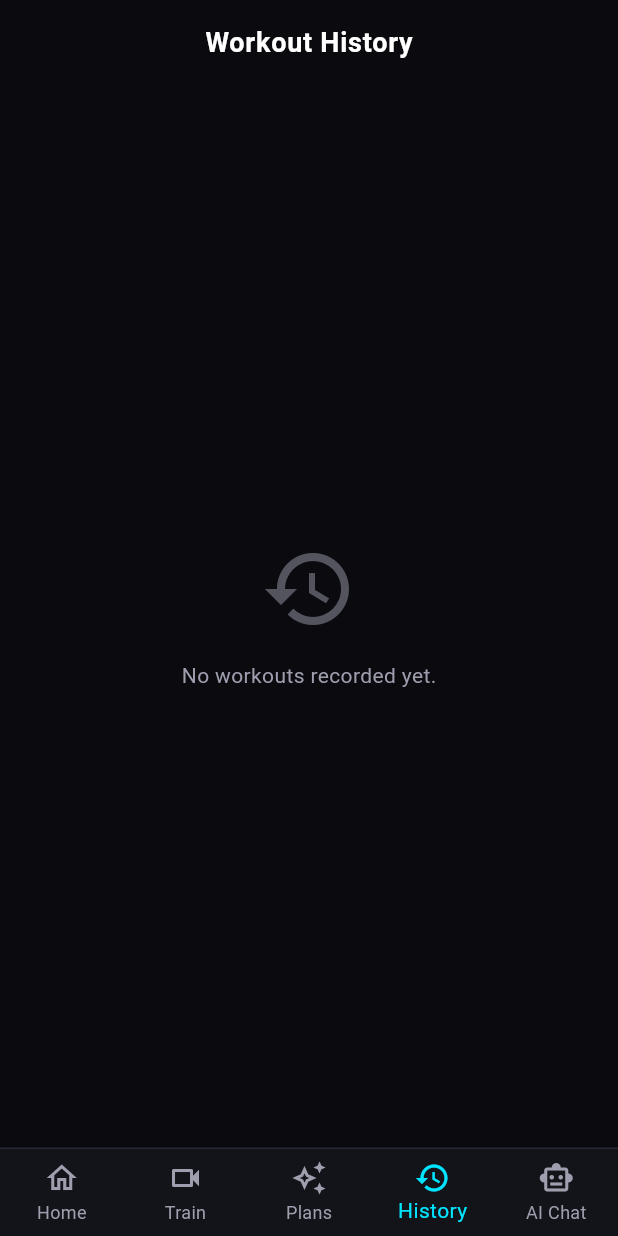
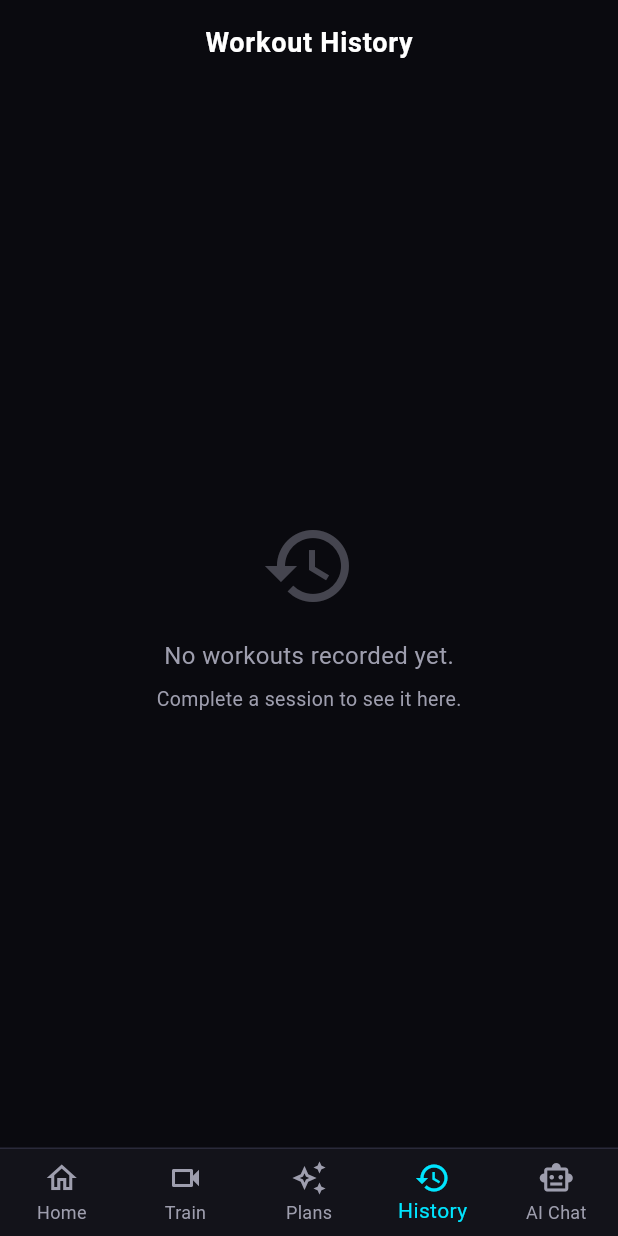
Before and after one commit to nilenjay/FitnessAndAiPostureApp, a Flutter app: the HistoryScreen screen opened by its route, on a phone screen of 412 x 824 dp. Run offline on Flutter 3.47's test engine with Material 3 defaults, Android fonts, the phone set to English and light mode, and no system bars; our stand-ins replace camera, cloud_firestore, dio, equatable, firebase_auth, firebase_core and 3 more; missing offline and left inert: google_mlkit_pose_detection; accounts and stored records are empty.

Commit message:
Fixed app constants file

```diff
--- a/lib/core/constants/app_constants.dart
+++ b/lib/core/constants/app_constants.dart
@@ -4,12 +4,11 @@ class AppConstants {
   // Groq
   static const String groqModel = 'llama-3.3-70b-versatile';
   static const String groqBaseUrl = 'https://api.groq.com/openai/v1/chat/completions';
-
   static String get groqApiKey => dotenv.env['GROQ_API_KEY'] ?? '';
 
   // Firestore Collections
   static const String usersCollection = 'users';
-  static const String workout_plansCollection = 'workout_plans';
+  static const String workoutPlansCollection = 'workout_plans'; // ✅ fixed: camelCase
   static const String sessionsCollection = 'sessions';
 
   // Exercises supported by pose detection
@@ -22,6 +21,6 @@ class AppConstants {
 
   // Pose detection thresholds
   static const double poseConfidenceThreshold = 0.5;
-  static const double squatDepthAngle = 90.0;   // degrees at knee
-  static const double pushupBottomAngle = 90.0; // degrees at elbow
+  static const double squatDepthAngle = 90.0;
+  static const double pushupBottomAngle = 90.0;
 }
--- a/lib/features/history/presentation/history_screen.dart
+++ b/lib/features/history/presentation/history_screen.dart
@@ -16,28 +16,71 @@ class HistoryScreen extends StatelessWidget {
       appBar: AppBar(title: const Text('Workout History')),
       body: uid == null
           ? const Center(child: Text('Please login to see history'))
-          : StreamBuilder<QuerySnapshot>(
-              stream: FirebaseFirestore.instance
+          : FutureBuilder<QuerySnapshot>(
+        // ✅ FutureBuilder instead of StreamBuilder to avoid deadlock
+        // ✅ NO orderBy — sorts in memory to avoid index requirement
+        future: FirebaseFirestore.instance
             .collection(AppConstants.usersCollection)
             .doc(uid)
             .collection(AppConstants.sessionsCollection)
-                  .orderBy('timestamp', descending: true)
-                  .snapshots(),
+            .limit(50)
+            .get(const GetOptions(source: Source.serverAndCache))
+            .timeout(
+          const Duration(seconds: 6),
+          onTimeout: () => FirebaseFirestore.instance
+              .collection(AppConstants.usersCollection)
+              .doc(uid)
+              .collection(AppConstants.sessionsCollection)
+              .limit(50)
+              .get(const GetOptions(source: Source.cache)),
+        ),
         builder: (context, snapshot) {
-                if (snapshot.hasError) return const Center(child: Text('Error loading history'));
           if (snapshot.connectionState == ConnectionState.waiting) {
-                  return const Center(child: CircularProgressIndicator());
+            return const Center(
+              child: CircularProgressIndicator(color: AppTheme.primary),
+            );
+          }
+          if (snapshot.hasError) {
+            return Center(
+              child: Column(
+                mainAxisAlignment: MainAxisAlignment.center,
+                children: [
+                  const Icon(Icons.error_outline, color: AppTheme.error, size: 48),
+                  const SizedBox(height: 12),
+                  Text('${snapshot.error}',
+                      style: const TextStyle(color: AppTheme.textSecondary),
+                      textAlign: TextAlign.center),
+                ],
+              ),
+            );
           }
 
-                final docs = snapshot.data?.docs ?? [];
+          // ✅ Sort in memory by timestamp descending
+          final docs = List.from(snapshot.data?.docs ?? []);
+          docs.sort((a, b) {
+            final aData = a.data() as Map<String, dynamic>;
+            final bData = b.data() as Map<String, dynamic>;
+            final aTs = aData['timestamp'] as Timestamp?;
+            final bTs = bData['timestamp'] as Timestamp?;
+            if (aTs == null && bTs == null) return 0;
+            if (aTs == null) return 1;
+            if (bTs == null) return -1;
+            return bTs.compareTo(aTs);
+          });
+
           if (docs.isEmpty) {
             return Center(
               child: Column(
                 mainAxisAlignment: MainAxisAlignment.center,
                 children: [
-                        Icon(Icons.history, size: 64, color: AppTheme.textSecondary.withOpacity(0.5)),
+                  Icon(Icons.history, size: 64,
+                      color: AppTheme.textSecondary.withOpacity(0.4)),
                   const SizedBox(height: 16),
-                        const Text('No workouts recorded yet.', style: TextStyle(color: AppTheme.textSecondary)),
+                  const Text('No workouts recorded yet.',
+                      style: TextStyle(color: AppTheme.textSecondary, fontSize: 16)),
+                  const SizedBox(height: 8),
+                  const Text('Complete a session to see it here.',
+                      style: TextStyle(color: AppTheme.textSecondary, fontSize: 13)),
                 ],
               ),
             );
@@ -54,6 +97,7 @@ class HistoryScreen extends StatelessWidget {
               final score = data['score'] as int? ?? 0;
               final reps = data['reps'] as int? ?? 0;
               final exercise = data['exercise'] as String? ?? 'Workout';
+              final color = _getScoreColor(score);
 
               return Container(
                 margin: const EdgeInsets.only(bottom: 12),
@@ -63,21 +107,20 @@ class HistoryScreen extends StatelessWidget {
                   border: Border.all(color: AppTheme.divider),
                 ),
                 child: ListTile(
-                        contentPadding: const EdgeInsets.symmetric(horizontal: 16, vertical: 8),
+                  contentPadding:
+                  const EdgeInsets.symmetric(horizontal: 16, vertical: 8),
                   leading: Container(
                     padding: const EdgeInsets.all(10),
                     decoration: BoxDecoration(
-                            color: _getScoreColor(score).withOpacity(0.1),
+                      color: color.withOpacity(0.1),
                       shape: BoxShape.circle,
                     ),
-                          child: Icon(
-                            _getExerciseIcon(exercise),
-                            color: _getScoreColor(score),
-                          ),
+                    child: Icon(_getExerciseIcon(exercise), color: color),
                   ),
                   title: Text(
                     exercise.toUpperCase(),
-                          style: const TextStyle(fontWeight: FontWeight.bold, letterSpacing: 1),
+                    style: const TextStyle(
+                        fontWeight: FontWeight.bold, letterSpacing: 1),
                   ),
                   subtitle: Text(
                     DateFormat('MMM dd, yyyy • HH:mm').format(timestamp),
@@ -87,14 +130,14 @@ class HistoryScreen extends StatelessWidget {
                     mainAxisAlignment: MainAxisAlignment.center,
                     crossAxisAlignment: CrossAxisAlignment.end,
                     children: [
-                            Text('$reps Reps', style: const TextStyle(fontWeight: FontWeight.w700)),
+                      Text('$reps Reps',
+                          style: const TextStyle(fontWeight: FontWeight.w700)),
                       Text(
                         'Score: $score',
                         style: TextStyle(
-                                color: _getScoreColor(score),
+                            color: color,
                             fontWeight: FontWeight.bold,
-                                fontSize: 12,
-                              ),
+                            fontSize: 12),
                       ),
                     ],
                   ),
--- a/lib/main.dart
+++ b/lib/main.dart
@@ -1,3 +1,4 @@
+import 'package:cloud_firestore/cloud_firestore.dart';
 import 'package:firebase_core/firebase_core.dart';
 import 'package:flutter/material.dart';
 import 'package:flutter_bloc/flutter_bloc.dart';
@@ -18,6 +19,7 @@ void main() async {
   WidgetsFlutterBinding.ensureInitialized();
   await dotenv.load(fileName: '.env');
   await Firebase.initializeApp(options: DefaultFirebaseOptions.currentPlatform);
+  FirebaseFirestore.instance.settings = const Settings(persistenceEnabled: false);
   runApp(const MyApp());
 }
 
```
Also changed, not shown: lib/features/profile/presentation/profile_screen.dart (+140 -47 lines), lib/features/workout_plans/data/workout_plan_repository.dart (+30 -39 lines). Lines whose indentation alone changed are shown as unchanged.
